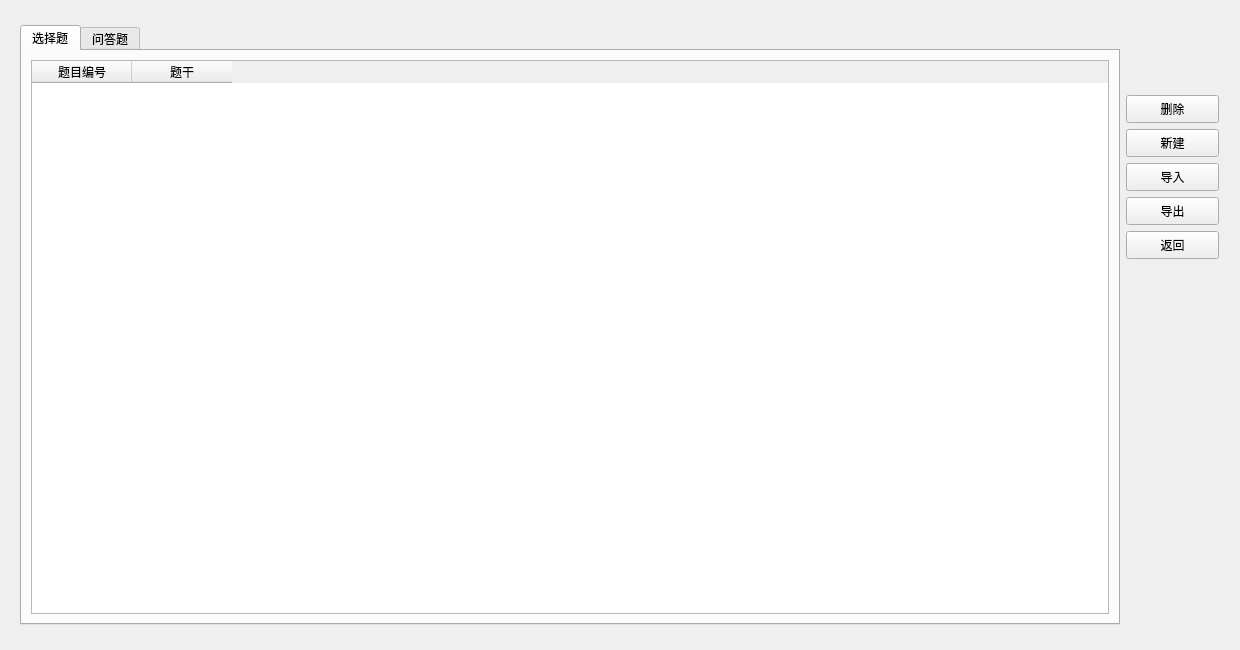
This is server/questionsmanage.ui in AlanForeverAi/Exams as Qt 5 draws it before an edit. The edited form follows.
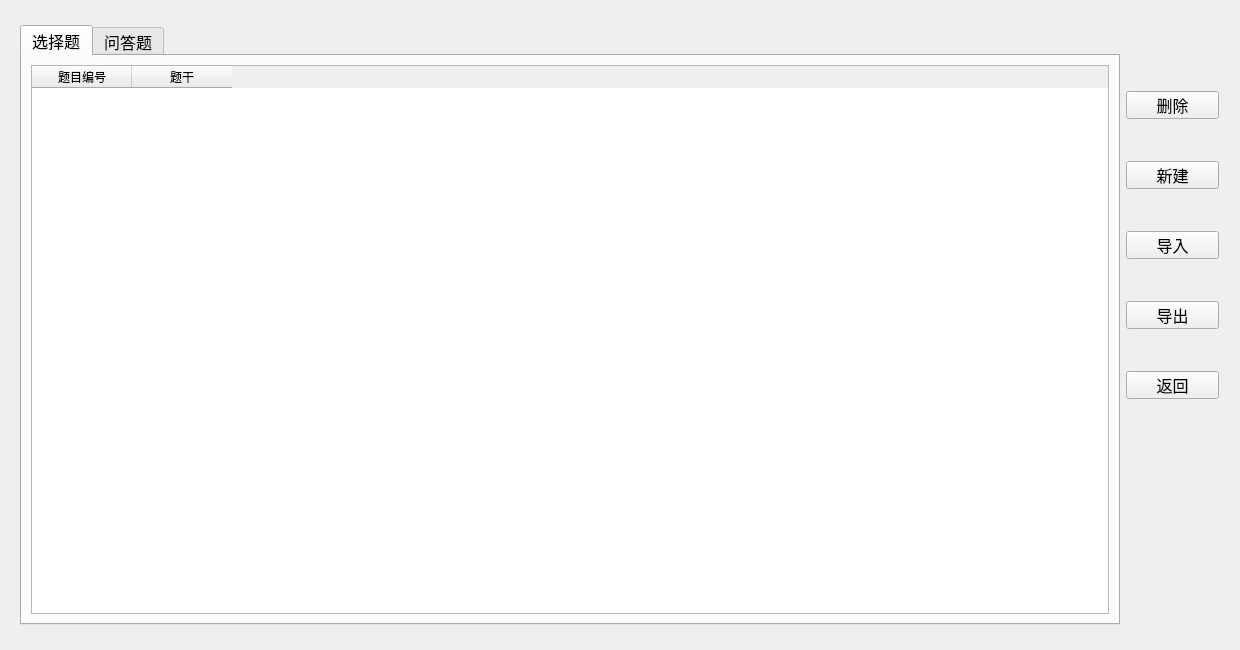
This is the edited form. The open tabs and pages were chosen to show the change.

Patch:
```diff
--- a/server/questionsmanage.ui
+++ b/server/questionsmanage.ui
@@ -69,6 +69,11 @@
          <height>600</height>
         </size>
        </property>
+       <property name="font">
+        <font>
+         <pointsize>12</pointsize>
+        </font>
+       </property>
        <property name="currentIndex">
         <number>1</number>
        </property>
@@ -203,11 +208,32 @@
            <height>28</height>
           </size>
          </property>
+         <property name="font">
+          <font>
+           <family>SimSun-ExtB</family>
+           <pointsize>12</pointsize>
+           <weight>50</weight>
+           <bold>false</bold>
+          </font>
+         </property>
          <property name="text">
           <string>删除</string>
          </property>
         </widget>
        </item>
+       <item>
+        <spacer name="verticalSpacer_12">
+         <property name="orientation">
+          <enum>Qt::Vertical</enum>
+         </property>
+         <property name="sizeHint" stdset="0">
+          <size>
+           <width>20</width>
+           <height>30</height>
+          </size>
+         </property>
+        </spacer>
+       </item>
        <item>
         <widget class="QPushButton" name="Button_new">
          <property name="sizePolicy">
@@ -228,11 +254,30 @@
            <height>28</height>
           </size>
          </property>
+         <property name="font">
+          <font>
+           <family>SimSun-ExtB</family>
+           <pointsize>12</pointsize>
+          </font>
+         </property>
          <property name="text">
           <string>新建</string>
          </property>
         </widget>
        </item>
+       <item>
+        <spacer name="verticalSpacer_7">
+         <property name="orientation">
+          <enum>Qt::Vertical</enum>
+         </property>
+         <property name="sizeHint" stdset="0">
+          <size>
+           <width>20</width>
+           <height>30</height>
+          </size>
+         </property>
+        </spacer>
+       </item>
        <item>
         <widget class="QPushButton" name="pushButton_import">
          <property name="sizePolicy">
@@ -253,11 +298,29 @@
            <height>28</height>
           </size>
          </property>
+         <property name="font">
+          <font>
+           <pointsize>12</pointsize>
+          </font>
+         </property>
          <property name="text">
           <string>导入</string>
          </property>
         </widget>
        </item>
+       <item>
+        <spacer name="verticalSpacer">
+         <property name="orientation">
+          <enum>Qt::Vertical</enum>
+         </property>
+         <property name="sizeHint" stdset="0">
+          <size>
+           <width>20</width>
+           <height>30</height>
+          </size>
+         </property>
+        </spacer>
+       </item>
        <item>
         <widget class="QPushButton" name="pushButton_export">
          <property name="sizePolicy">
@@ -278,11 +341,29 @@
            <height>28</height>
           </size>
          </property>
+         <property name="font">
+          <font>
+           <pointsize>12</pointsize>
+          </font>
+         </property>
          <property name="text">
           <string>导出</string>
          </property>
         </widget>
        </item>
+       <item>
+        <spacer name="verticalSpacer_11">
+         <property name="orientation">
+          <enum>Qt::Vertical</enum>
+         </property>
+         <property name="sizeHint" stdset="0">
+          <size>
+           <width>20</width>
+           <height>30</height>
+          </size>
+         </property>
+        </spacer>
+       </item>
        <item>
         <widget class="QPushButton" name="pushButton_back">
          <property name="sizePolicy">
@@ -303,50 +384,16 @@
            <height>28</height>
           </size>
          </property>
+         <property name="font">
+          <font>
+           <pointsize>12</pointsize>
+          </font>
+         </property>
          <property name="text">
           <string>返回</string>
          </property>
         </widget>
        </item>
-       <item>
-        <spacer name="verticalSpacer_7">
-         <property name="orientation">
-          <enum>Qt::Vertical</enum>
-         </property>
-         <property name="sizeHint" stdset="0">
-          <size>
-           <width>20</width>
-           <height>40</height>
-          </size>
-         </property>
-        </spacer>
-       </item>
-       <item>
-        <spacer name="verticalSpacer">
-         <property name="orientation">
-          <enum>Qt::Vertical</enum>
-         </property>
-         <property name="sizeHint" stdset="0">
-          <size>
-           <width>20</width>
-           <height>40</height>
-          </size>
-         </property>
-        </spacer>
-       </item>
-       <item>
-        <spacer name="verticalSpacer_11">
-         <property name="orientation">
-          <enum>Qt::Vertical</enum>
-         </property>
-         <property name="sizeHint" stdset="0">
-          <size>
-           <width>20</width>
-           <height>40</height>
-          </size>
-         </property>
-        </spacer>
-       </item>
        <item>
         <spacer name="verticalSpacer_10">
          <property name="orientation">
```
Left out of the diff: 2 changed lines with no effect on the pictures.
